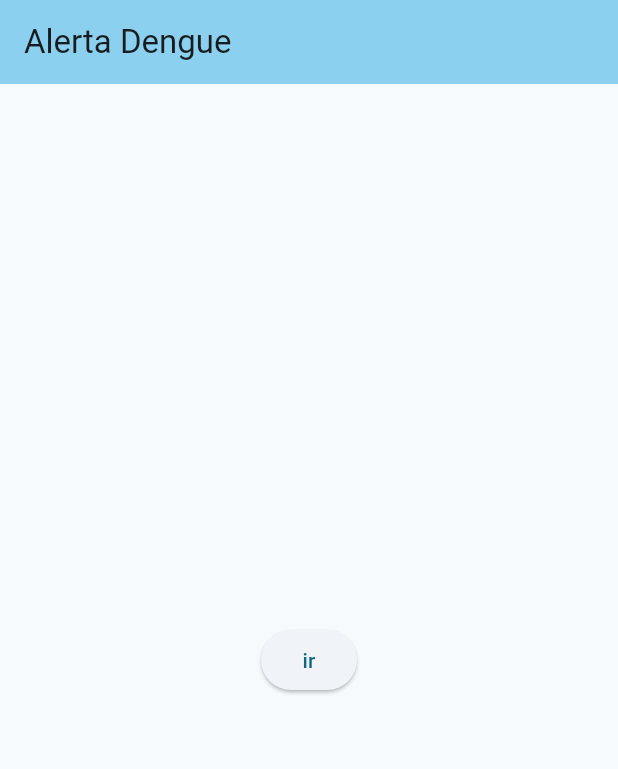
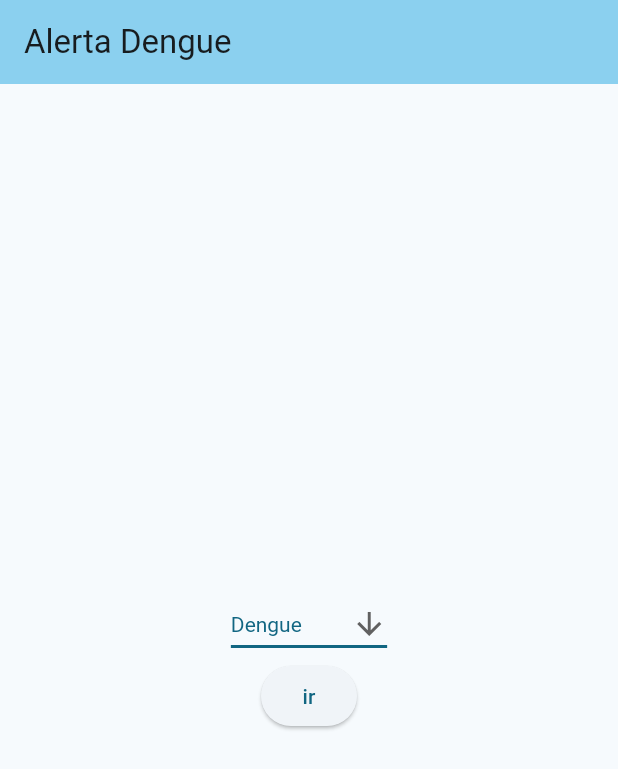
Before and after one commit to JorgeMGuimaraes/alerta-dengue, a Flutter app: the screen it shows after launch, on a phone screen of 412 x 824 dp. Shown: the top 769 px of the screen. Run offline on Flutter 3.47's test engine with Material 3 defaults, Android fonts, the phone set to English and light mode, and no system bars.

Commit message:
Dev/#6 filtros doenca (#7)
* tests removed

* fix: inline runapp

* add: dropdown menu

```diff
--- a/lib/main.dart
+++ b/lib/main.dart
@@ -1,12 +1,10 @@
 import 'package:alerta_dengue/views/home.dart';
 import 'package:flutter/material.dart';
 
-void main() {
-  runApp(const MyApp());
-}
+void main() => runApp(const AlertaDengue());
 
-class MyApp extends StatelessWidget {
-  const MyApp({super.key});
+class AlertaDengue extends StatelessWidget {
+  const AlertaDengue({super.key});
   @override
   Widget build(BuildContext context) {
     return MaterialApp(
--- a/lib/views/home.dart
+++ b/lib/views/home.dart
@@ -8,8 +8,10 @@ class Home extends StatefulWidget {
   State<Home> createState() => _HomeState();
 }
 
+const List<String> doencas = <String>['Dengue', 'Chikungunya', 'Zika'];
+
 class _HomeState extends State<Home> {
-
+  String dropdownValue = doencas.first;
   @override
   Widget build(BuildContext context) {
     return Scaffold(
@@ -21,12 +23,36 @@ class _HomeState extends State<Home> {
         child: Column(
           mainAxisAlignment: MainAxisAlignment.center,
           children: <Widget>[
-            ElevatedButton(onPressed: () {
-              Navigator.push(
-                context,
-                MaterialPageRoute(builder: (context) => const Resultados())
+            DropdownButton<String>(
+              value: dropdownValue,
+              icon: const Icon(Icons.arrow_downward),
+              elevation: 16,
+              style: TextStyle(color: Theme.of(context).colorScheme.primary),
+              underline: Container(
+                height: 2,
+                color: Theme.of(context).colorScheme.primary,
+              ),
+              onChanged: (String? value) {
+                // This is called when the user selects an item.
+                setState(() {
+                  dropdownValue = value!;
+                });
+              },
+              items: doencas.map<DropdownMenuItem<String>>((String value) {
+                return DropdownMenuItem<String>(
+                  value: value,
+                  child: Text(value),
                 );
-            }, child: const Text('ir')),
+              }).toList(),
+            ),
+            ElevatedButton(
+                onPressed: () {
+                  Navigator.push(
+                      context,
+                      MaterialPageRoute(
+                          builder: (context) => const Resultados()));
+                },
+                child: const Text('ir')),
           ],
         ),
       ),
```
Also changed, not shown: 1 other file.
